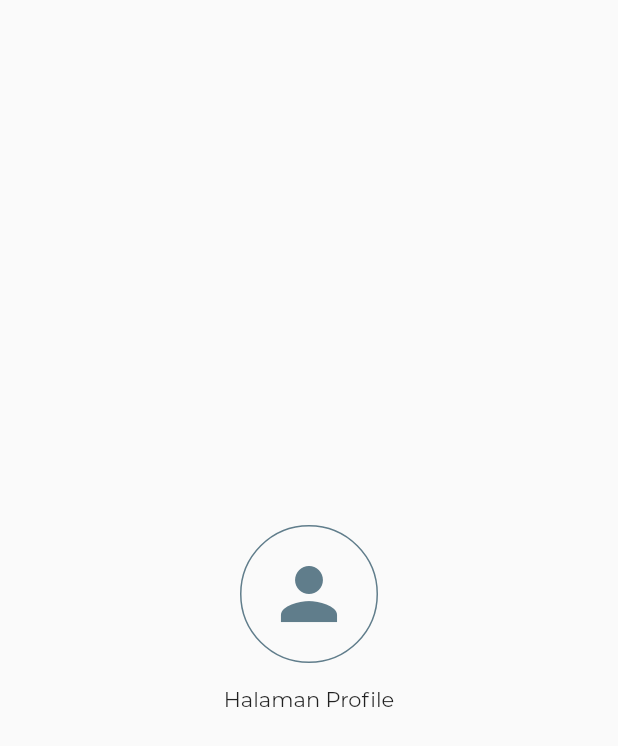
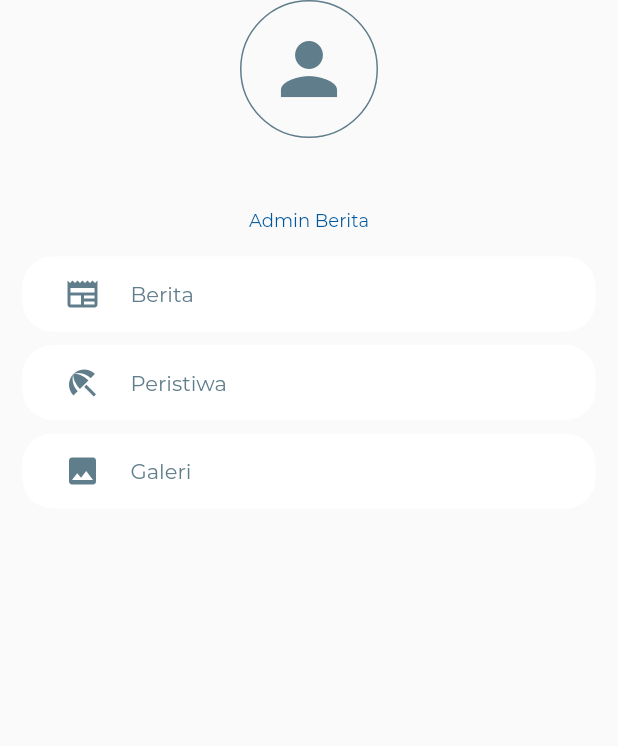
Before and after one commit to ryanbagusha/news_app, a Flutter app: the ProfilePage screen opened directly, on a phone screen of 412 x 824 dp. Shown: the top 746 px of the screen. Run offline on Flutter 3.47's test engine with Material 2 defaults, Android fonts, the phone set to English and light mode, and no system bars; our stand-ins replace shared_preferences; accounts and stored records are empty; network calls fail.

Commit message:
add list menu in profile page

```diff
--- a/lib/bottom-navbar/bottom-navbar.dart
+++ b/lib/bottom-navbar/bottom-navbar.dart
@@ -78,6 +78,10 @@ class _BottomNavbarState extends State<BottomNavbar> {
                                   SharedPreferences prefs =
                                       await SharedPreferences.getInstance();
                                   prefs.remove('login');
+                                  prefs.remove('nama');
+                                  prefs.remove('email');
+                                  prefs.remove('username');
+                                  prefs.remove('id_role');
                                   // ignore: use_build_context_synchronously
                                   Navigator.push(
                                     context,
--- /dev/null
+++ b/lib/crud/berita/list-berita.dart
@@ -0,0 +1,22 @@
+import 'package:flutter/cupertino.dart';
+import 'package:flutter/material.dart';
+import 'package:news/main-page/regional/detail-kategori-page.dart';
+import 'package:news/model/kategori/kategori-model.dart';
+import 'package:news/model/service.dart';
+
+class ListBeritaPage extends StatefulWidget {
+  @override
+  State<ListBeritaPage> createState() => _ListBeritaPageState();
+}
+
+class _ListBeritaPageState extends State<ListBeritaPage> {
+  @override
+  Widget build(BuildContext context) {
+    // ignore: prefer_const_constructors
+    return Scaffold(
+      appBar: AppBar(
+        backgroundColor: Color(0xff00579c),
+      ),
+    );
+  }
+}
--- a/lib/login/login-page.dart
+++ b/lib/login/login-page.dart
@@ -38,7 +38,14 @@ class _LoginPage extends State<LoginPage> {
       if (res.statusCode == 200) {
         var response = json.decode(res.body);
         if (response['response_status'] == "OK") {
+          // print(response);
+          // print(response['data'][0]['nama']);
+          var data = response['data'][0];
           prefs.setBool('login', true);
+          prefs.setString('nama', data['nama']);
+          prefs.setString('email', data['email']);
+          prefs.setString('username', data['username']);
+          prefs.setString('id_role', data['id_role']);
           setState(() {
             visible = false;
           });
--- a/lib/main-page/profile/profile-page.dart
+++ b/lib/main-page/profile/profile-page.dart
@@ -1,14 +1,72 @@
 import 'package:flutter/cupertino.dart';
 import 'package:flutter/material.dart';
+import 'package:shared_preferences/shared_preferences.dart';
 
-class ProfilePage extends StatelessWidget {
+class ProfilePage extends StatefulWidget {
+  @override
+  State<ProfilePage> createState() => _ProfilePageState();
+}
+
+class _ProfilePageState extends State<ProfilePage> {
+  // List<Map<String, dynamic>> _data = [];
+  String _nama = '';
+  String _email = '';
+  String _username = '';
+  String _role = '';
+
+  _getUser() async {
+    SharedPreferences prefs = await SharedPreferences.getInstance();
+    setState(() {
+      _nama = prefs.getString('nama') ?? '';
+      _email = prefs.getString('email') ?? '';
+      _username = prefs.getString('username') ?? '';
+      _role = prefs.getString('id_role') ?? '';
+    });
+    return true;
+  }
+
+  _getMenu() async {
+    await _getUser();
+
+    if (_role == "1") {
+      return [
+        {'icon': Icons.group, 'title': 'User', 'route': '/list-user'},
+        {'icon': Icons.lock, 'title': 'Role', 'route': '/list-role'},
+        {
+          'icon': Icons.dashboard,
+          'title': 'Kategori',
+          'route': '/list-kategori'
+        },
+        {'icon': Icons.tag_sharp, 'title': 'Tag', 'route': '/list-tag'},
+        {'icon': Icons.newspaper, 'title': 'Berita', 'route': '/list-berita'},
+        {
+          'icon': Icons.beach_access,
+          'title': 'Peristiwa',
+          'route': '/list-peristiwa'
+        },
+        {'icon': Icons.photo, 'title': 'Galeri', 'route': '/list-galeri'},
+      ];
+    } else {
+      return [
+        {'icon': Icons.newspaper, 'title': 'Berita', 'route': '/list-berita'},
+        {
+          'icon': Icons.beach_access,
+          'title': 'Peristiwa',
+          'route': '/list-peristiwa'
+        },
+        {'icon': Icons.photo, 'title': 'Galeri', 'route': '/list-galeri'},
+      ];
+    }
+  }
+
   @override
   Widget build(BuildContext context) {
     // ignore: prefer_const_constructors
     return Scaffold(
-      body: Center(
+      body: SingleChildScrollView(
+        child: SizedBox(
+          width: MediaQuery.of(context).size.width,
           child: Column(
-          mainAxisAlignment: MainAxisAlignment.center,
             crossAxisAlignment: CrossAxisAlignment.center,
             children: [
               Container(
@@ -27,7 +85,70 @@ class ProfilePage extends StatelessWidget {
                   ),
                 ),
               ),
-            Text('Halaman Profile'),
+              FutureBuilder(
+                future: _getUser(),
+                builder: (context, snapshot) {
+                  if (snapshot.hasData) {
+                    return Padding(
+                      padding: const EdgeInsets.only(bottom: 12),
+                      child: Column(
+                        children: [
+                          Text(_nama),
+                          Text(_email, style: TextStyle(fontSize: 12)),
+                          Text(
+                            (_role == "1") ? 'Admin' : 'Admin Berita',
+                            style: TextStyle(
+                                fontSize: 12, color: Color(0xff00579c)),
+                          ),
+                        ],
+                      ),
+                    );
+                  } else {
+                    return CircularProgressIndicator();
+                  }
+                },
+              ),
+              FutureBuilder<dynamic>(
+                future: _getMenu(),
+                builder: (context, snapshot) {
+                  if (snapshot.hasData) {
+                    List<dynamic>? data = snapshot.data;
+                    // print(data);
+                    return ListView.builder(
+                      shrinkWrap: true,
+                      itemCount: data?.length,
+                      itemBuilder: (context, index) {
+                        return Container(
+                            padding: EdgeInsets.only(
+                                left: 20, top: 5, right: 4, bottom: 5),
+                            margin: EdgeInsets.only(
+                                bottom: 4, top: 5, left: 15, right: 15),
+                            height: 50,
+                            width: double.infinity,
+                            decoration: BoxDecoration(
+                              color: Colors.white,
+                              borderRadius:
+                                  BorderRadius.all(Radius.circular(20)),
+                            ),
+                            child: TextButton(
+                              onPressed: () {
+                                Navigator.pushNamed(context, data?[index]['route']);
+                              },
+                              child: Row(
+                                  mainAxisAlignment: MainAxisAlignment.start,
+                                  children: [
+                                    Icon(data?[index]['icon']),
+                                    SizedBox(width: 20),
+                                    Text(data?[index]['title']),
+                                  ]),
+                            ));
+                      },
+                    );
+                  } else {
+                    return CircularProgressIndicator();
+                  }
+                },
+              ),
               // Container(
               //   margin: EdgeInsets.only(top: 15),
               //   child: ElevatedButton(
@@ -39,6 +160,7 @@ class ProfilePage extends StatelessWidget {
             ],
           ),
         ),
+      ),
     );
   }
 }
--- a/lib/main.dart
+++ b/lib/main.dart
@@ -7,7 +7,5 @@ Future<void> main() async {
   SharedPreferences prefs = await SharedPreferences.getInstance();
   var login = prefs.getBool('login') ?? false;
   // print(login);
-  runApp(MainRouting(
-    login: login,
-  ));
+  runApp(MainRouting(login: login,));
 }
--- /dev/null
+++ b/lib/model/user/user-model.dart
@@ -0,0 +1,24 @@
+class UserModel {
+  final String id;
+  final String nama;
+  final String email;
+  final String username;
+  final String role;
+
+  const UserModel(
+      {required this.id,
+      required this.nama,
+      required this.email,
+      required this.username,
+      required this.role});
+
+  factory UserModel.fromJson(Map<String, dynamic> json) {
+    return UserModel(
+      id: json['id'],
+      nama: json['nama'],
+      email: json['email'],
+      username: json['username'],
+      role: json['role'],
+    );
+  }
+}
--- a/lib/route/main-routing.dart
+++ b/lib/route/main-routing.dart
@@ -1,5 +1,6 @@
 import 'package:flutter/material.dart';
 import 'package:news/bottom-navbar/bottom-navbar.dart';
+import 'package:news/crud/berita/list-berita.dart';
 import 'package:news/login/login-page.dart';
 import 'package:news/main-page/profile/profile-page.dart';
 import 'package:news/main-page/regional/detail-kategori-page.dart';
@@ -21,6 +22,9 @@ class MainRouting extends StatelessWidget {
       routes: {
         '/login': (context) => LoginPage(),
         '/bottom_navbar': (context) => BottomNavbar(login: login),
+        '/list-berita': (context) => ListBeritaPage(),
+        // '/list-peristiwa': (context) => Berita(type: 'peristiwa'),
+        // '/list-galeri': (context) => Berita(type: 'galeri'),
       },
       theme: ThemeData(
         fontFamily: "Montserrat",
```
Lines whose indentation alone changed are shown as unchanged.
